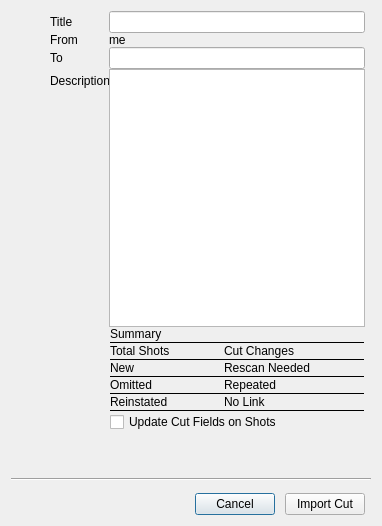
First picture: the form in resources/submit_dialog.ui, repository shotgunsoftware/tk-multi-importcut, before the edit.
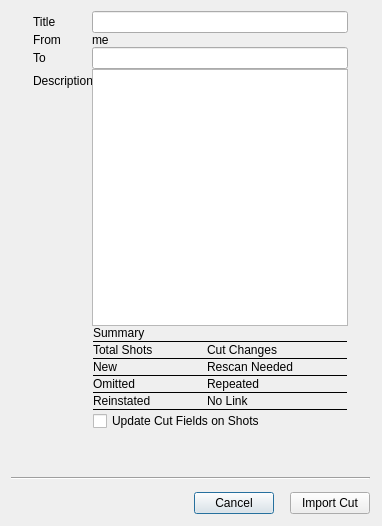
Second picture: the form after the edit.

Commit message:
For #36543, RV submit dialog
Fixed again some of the problems which were lost
when reverting back submit dialog changes introduced
for RV.

Diff of the .ui file:
```diff
--- a/resources/submit_dialog.ui
+++ b/resources/submit_dialog.ui
@@ -16,63 +16,19 @@
   <property name="modal">
    <bool>true</bool>
   </property>
-  <layout class="QGridLayout" name="gridLayout_2" rowstretch="1,0,0,0,0" columnstretch="1,0,0">
+  <layout class="QGridLayout" name="gridLayout_2" rowstretch="1,0,0,0,0" columnstretch="1,0,1">
+   <property name="horizontalSpacing">
+    <number>0</number>
+   </property>
    <property name="verticalSpacing">
     <number>12</number>
    </property>
-   <item row="4" column="1">
-    <layout class="QHBoxLayout" name="horizontalLayout">
-     <item>
-      <spacer name="horizontalSpacer_3">
-       <property name="orientation">
-        <enum>Qt::Horizontal</enum>
-       </property>
-       <property name="sizeHint" stdset="0">
-        <size>
-         <width>40</width>
-         <height>20</height>
-        </size>
-       </property>
-      </spacer>
-     </item>
-     <item>
-      <widget class="QPushButton" name="cancel_button">
-       <property name="text">
-        <string>Cancel</string>
-       </property>
-       <property name="shortcut">
-        <string>Esc</string>
-       </property>
-      </widget>
-     </item>
-     <item>
-      <spacer name="horizontalSpacer_4">
-       <property name="orientation">
-        <enum>Qt::Horizontal</enum>
-       </property>
-       <property name="sizeType">
-        <enum>QSizePolicy::Fixed</enum>
-       </property>
-       <property name="sizeHint" stdset="0">
-        <size>
-         <width>10</width>
-         <height>20</height>
-        </size>
-       </property>
-      </spacer>
-     </item>
-     <item>
-      <widget class="QPushButton" name="import_cut_button">
-       <property name="text">
-        <string>Import Cut</string>
-       </property>
-       <property name="shortcut">
-        <string>Return</string>
-       </property>
-      </widget>
-     </item>
-    </layout>
-   </item>
+   <property name="rightMargin">
+    <number>12</number>
+   </property>
+   <property name="bottomMargin">
+    <number>12</number>
+   </property>
    <item row="0" column="1">
     <layout class="QFormLayout" name="formLayout">
      <property name="fieldGrowthPolicy">
@@ -212,10 +168,6 @@
        </item>
        <item row="0" column="0" colspan="4">
         <widget class="QLabel" name="label_6">
-         <property name="styleSheet">
-          <string notr="true">border-bottom: 1px solid black;
-</string>
-         </property>
          <property name="frameShape">
           <enum>QFrame::NoFrame</enum>
          </property>
@@ -461,6 +413,62 @@
      </property>
     </spacer>
    </item>
+   <item row="4" column="0" colspan="3">
+    <layout class="QHBoxLayout" name="horizontalLayout">
+     <property name="spacing">
+      <number>6</number>
+     </property>
+     <item>
+      <spacer name="horizontalSpacer_3">
+       <property name="orientation">
+        <enum>Qt::Horizontal</enum>
+       </property>
+       <property name="sizeHint" stdset="0">
+        <size>
+         <width>40</width>
+         <height>20</height>
+        </size>
+       </property>
+      </spacer>
+     </item>
+     <item>
+      <widget class="QPushButton" name="cancel_button">
+       <property name="text">
+        <string>Cancel</string>
+       </property>
+       <property name="shortcut">
+        <string>Esc</string>
+       </property>
+      </widget>
+     </item>
+     <item>
+      <spacer name="horizontalSpacer_4">
+       <property name="orientation">
+        <enum>Qt::Horizontal</enum>
+       </property>
+       <property name="sizeType">
+        <enum>QSizePolicy::Fixed</enum>
+       </property>
+       <property name="sizeHint" stdset="0">
+        <size>
+         <width>10</width>
+         <height>20</height>
+        </size>
+       </property>
+      </spacer>
+     </item>
+     <item>
+      <widget class="QPushButton" name="import_cut_button">
+       <property name="text">
+        <string>Import Cut</string>
+       </property>
+       <property name="shortcut">
+        <string>Return</string>
+       </property>
+      </widget>
+     </item>
+    </layout>
+   </item>
   </layout>
  </widget>
  <resources/>
```
The commit also changes 1 other file.
